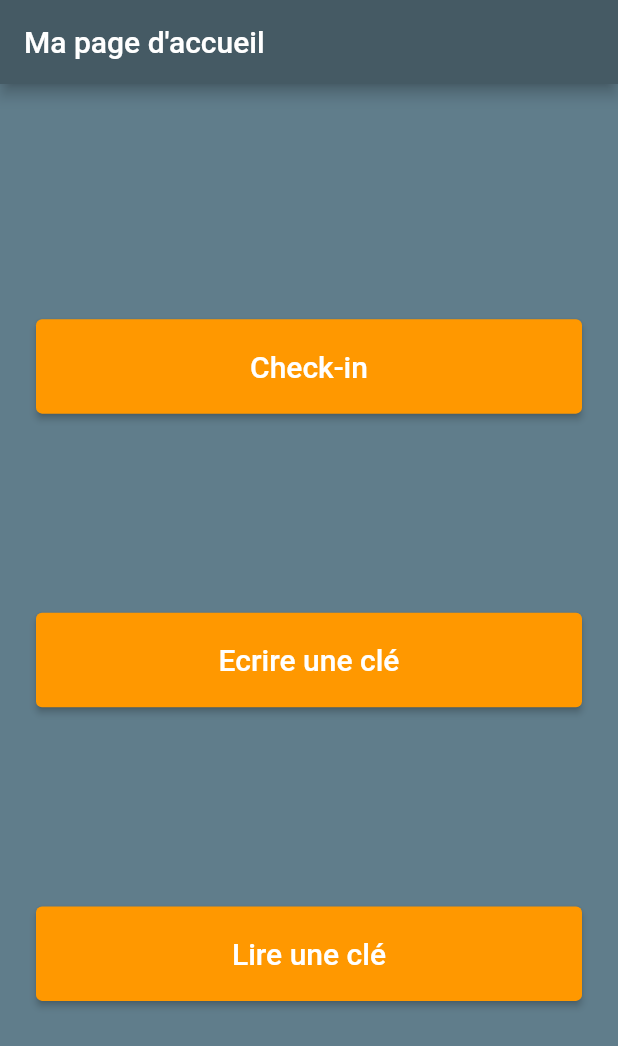
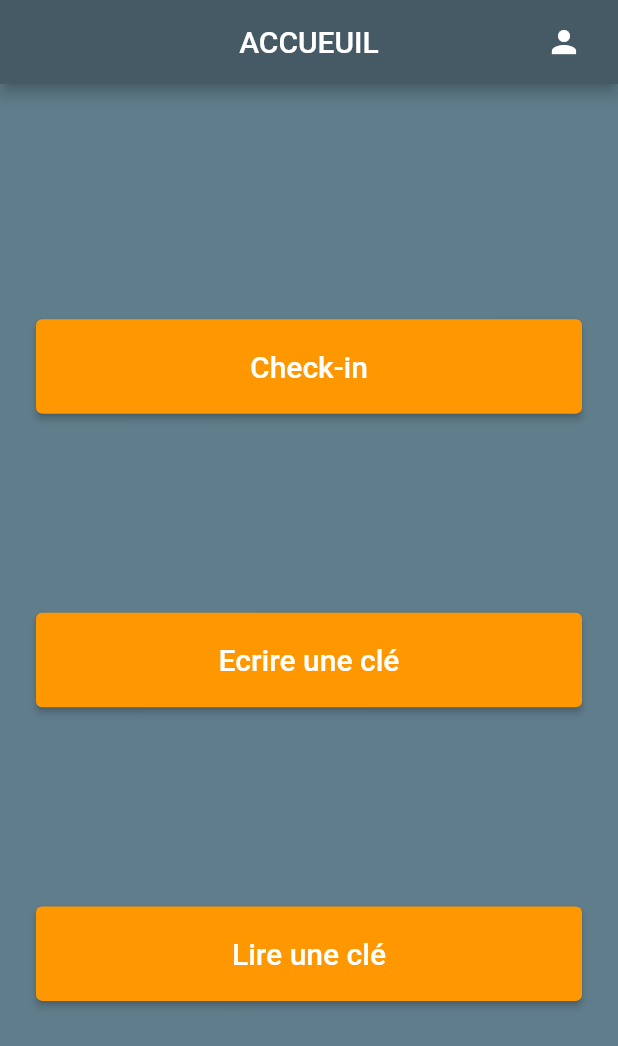
Before and after one commit to Parrots-in-the-Alps/flutter_app, a Flutter app: the screen it shows after launch, on a phone screen of 412 x 824 dp. Shown: the top 1046 px of the screen. Run offline on Flutter 3.47's test engine with Material 2 defaults, Android fonts, the phone set to English and light mode, and no system bars.

Commit message:
couleur appbar

```diff
--- a/lib/main/home_page.dart
+++ b/lib/main/home_page.dart
@@ -1,4 +1,5 @@
 import 'package:flutter/material.dart';
+import 'package:vulcan_mobile_app/utils/app_bar.dart';
 import 'package:vulcan_mobile_app/utils/button.dart';
 import 'package:vulcan_mobile_app/write_nfc/_screens/pick_room_screen.dart';
 
@@ -8,10 +9,7 @@ class HomePage extends StatelessWidget {
   @override
   Widget build(BuildContext context) {
     return Scaffold(
-      appBar: AppBar(
-        backgroundColor: const Color(0xFF455A64),
-        title: const Text('Ma page d\'accueil'),
-      ),
+      appBar: const VulcanAppBar(title: "ACCUEUIL"),
       body: Container(
         color: const Color(0xFF607D8B),
         child: Expanded(
--- a/lib/utils/app_bar.dart
+++ b/lib/utils/app_bar.dart
@@ -15,6 +15,7 @@ class _VulcanAppBarState extends State<VulcanAppBar> {
   @override
   Widget build(BuildContext context) {
     return AppBar(
+      backgroundColor: const Color(0xFF455A64),
       title: Text(widget.title),
       centerTitle: true,
       actions: [
--- a/pubspec.yaml
+++ b/pubspec.yaml
@@ -35,7 +35,7 @@ dependencies:
   # The following adds the Cupertino Icons font to your application.
   # Use with the CupertinoIcons class for iOS style icons.
   cupertino_icons: ^1.0.2
-  mobile_scanner: ^3.2.0
+
 
 dev_dependencies:
   flutter_test:
```
Also changed, not shown: pubspec.lock, 1 other file.
